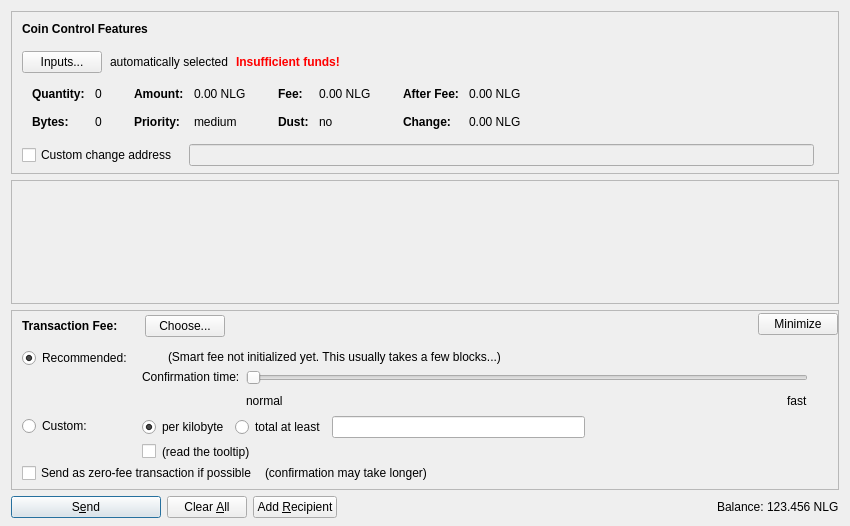
Above: src/qt/forms/sendcoinsdialog.ui from muntorg/munt-official before the change. Below: the same form after it.
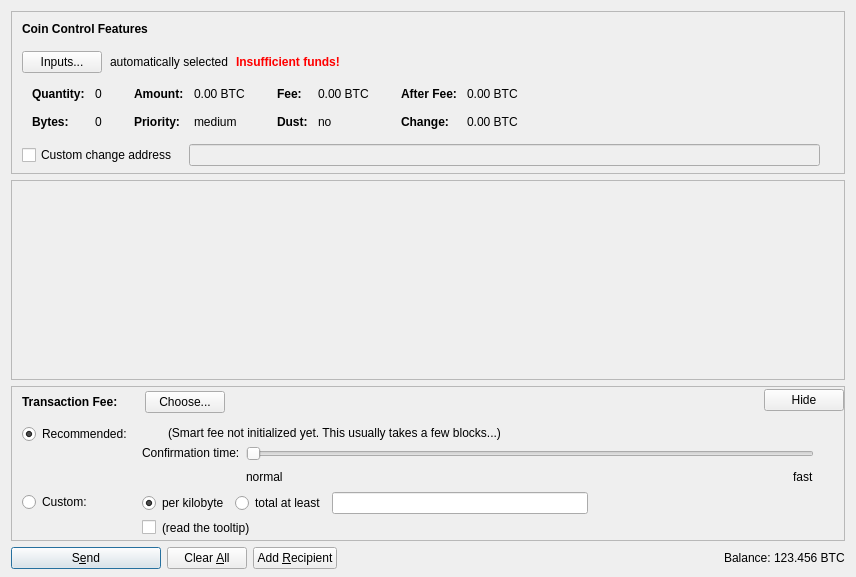
That is the form after the change. Icons and pictures are not drawn. Custom widgets are drawn as their Qt base class.

```diff
--- a/src/qt/forms/sendcoinsdialog.ui
+++ b/src/qt/forms/sendcoinsdialog.ui
@@ -6,8 +6,8 @@
    <rect>
     <x>0</x>
     <y>0</y>
-    <width>850</width>
-    <height>526</height>
+    <width>856</width>
+    <height>577</height>
    </rect>
   </property>
   <property name="windowTitle">
@@ -324,7 +324,7 @@
                   <enum>Qt::ActionsContextMenu</enum>
                  </property>
                  <property name="text">
-                  <string notr="true">0.00 NLG</string>
+                  <string notr="true">0.00 BTC</string>
                  </property>
                  <property name="textInteractionFlags">
                   <set>Qt::LinksAccessibleByMouse|Qt::TextSelectableByKeyboard|Qt::TextSelectableByMouse</set>
@@ -404,7 +404,7 @@
                   <enum>Qt::ActionsContextMenu</enum>
                  </property>
                  <property name="text">
-                  <string notr="true">0.00 NLG</string>
+                  <string notr="true">0.00 BTC</string>
                  </property>
                  <property name="textInteractionFlags">
                   <set>Qt::LinksAccessibleByMouse|Qt::TextSelectableByKeyboard|Qt::TextSelectableByMouse</set>
@@ -484,7 +484,7 @@
                   <enum>Qt::ActionsContextMenu</enum>
                  </property>
                  <property name="text">
-                  <string notr="true">0.00 NLG</string>
+                  <string notr="true">0.00 BTC</string>
                  </property>
                  <property name="textInteractionFlags">
                   <set>Qt::LinksAccessibleByMouse|Qt::TextSelectableByKeyboard|Qt::TextSelectableByMouse</set>
@@ -513,7 +513,7 @@
                   <enum>Qt::ActionsContextMenu</enum>
                  </property>
                  <property name="text">
-                  <string notr="true">0.00 NLG</string>
+                  <string notr="true">0.00 BTC</string>
                  </property>
                  <property name="textInteractionFlags">
                   <set>Qt::LinksAccessibleByMouse|Qt::TextSelectableByKeyboard|Qt::TextSelectableByMouse</set>
@@ -616,21 +616,12 @@
        <rect>
         <x>0</x>
         <y>0</y>
-        <width>830</width>
-        <height>68</height>
+        <width>840</width>
+        <height>70</height>
        </rect>
       </property>
-      <layout class="QVBoxLayout" name="verticalLayout_2" stretch="0,1">
-       <property name="leftMargin">
-        <number>0</number>
-       </property>
-       <property name="topMargin">
-        <number>0</number>
-       </property>
-       <property name="rightMargin">
-        <number>0</number>
-       </property>
-       <property name="bottomMargin">
+      <layout class="QVBoxLayout" name="verticalLayout_2" stretch="0">
+       <property name="margin">
         <number>0</number>
        </property>
        <item>
@@ -640,19 +631,6 @@
          </property>
         </layout>
        </item>
-       <item>
-        <spacer name="verticalSpacer">
-         <property name="orientation">
-          <enum>Qt::Vertical</enum>
-         </property>
-         <property name="sizeHint" stdset="0">
-          <size>
-           <width>20</width>
-           <height>40</height>
-          </size>
-         </property>
-        </spacer>
-       </item>
       </layout>
      </widget>
     </widget>
@@ -807,7 +785,7 @@
              <string>collapse fee-settings</string>
             </property>
             <property name="text">
-             <string>Minimize</string>
+             <string>Hide</string>
             </property>
            </widget>
           </item>
@@ -1167,59 +1145,6 @@
              </item>
             </layout>
            </item>
-           <item>
-            <layout class="QHBoxLayout" name="horizontalLayoutFee5" stretch="0,0,0">
-             <property name="spacing">
-              <number>8</number>
-             </property>
-             <property name="bottomMargin">
-              <number>4</number>
-             </property>
-             <item>
-              <widget class="QCheckBox" name="checkBoxFreeTx">
-               <property name="text">
-                <string>Send as zero-fee transaction if possible</string>
-               </property>
-              </widget>
-             </item>
-             <item>
-              <widget class="QLabel" name="labelFreeTx">
-               <property name="text">
-                <string>(confirmation may take longer)</string>
-               </property>
-               <property name="margin">
-                <number>5</number>
-               </property>
-              </widget>
-             </item>
-             <item>
-              <spacer name="horizontalSpacerFee5">
-               <property name="orientation">
-                <enum>Qt::Horizontal</enum>
-               </property>
-               <property name="sizeHint" stdset="0">
-                <size>
-                 <width>1</width>
-                 <height>1</height>
-                </size>
-               </property>
-              </spacer>
-             </item>
-            </layout>
-           </item>
-           <item>
-            <spacer name="verticalSpacerFee2">
-             <property name="orientation">
-              <enum>Qt::Vertical</enum>
-             </property>
-             <property name="sizeHint" stdset="0">
-              <size>
-               <width>1</width>
-               <height>1</height>
-              </size>
-             </property>
-            </spacer>
-           </item>
           </layout>
          </widget>
         </item>
@@ -1352,7 +1277,7 @@
           <cursorShape>IBeamCursor</cursorShape>
          </property>
          <property name="text">
-          <string notr="true">123.456 NLG</string>
+          <string notr="true">123.456 BTC</string>
          </property>
          <property name="textInteractionFlags">
           <set>Qt::LinksAccessibleByMouse|Qt::TextSelectableByKeyboard|Qt::TextSelectableByMouse</set>
@@ -1366,17 +1291,17 @@
   </layout>
  </widget>
  <customwidgets>
-  <customwidget>
-   <class>QValidatedLineEdit</class>
-   <extends>QLineEdit</extends>
-   <header>qvalidatedlineedit.h</header>
-  </customwidget>
   <customwidget>
    <class>BitcoinAmountField</class>
    <extends>QLineEdit</extends>
    <header>bitcoinamountfield.h</header>
    <container>1</container>
   </customwidget>
+  <customwidget>
+   <class>QValidatedLineEdit</class>
+   <extends>QLineEdit</extends>
+   <header>qvalidatedlineedit.h</header>
+  </customwidget>
  </customwidgets>
  <resources>
   <include location="../bitcoin.qrc"/>
```
Left out of the diff: 37 changed lines with no effect on the pictures.
